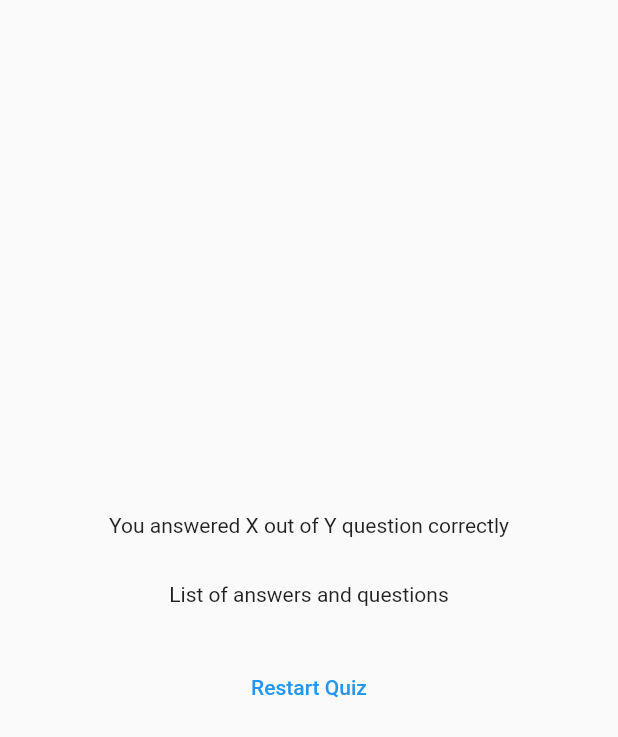
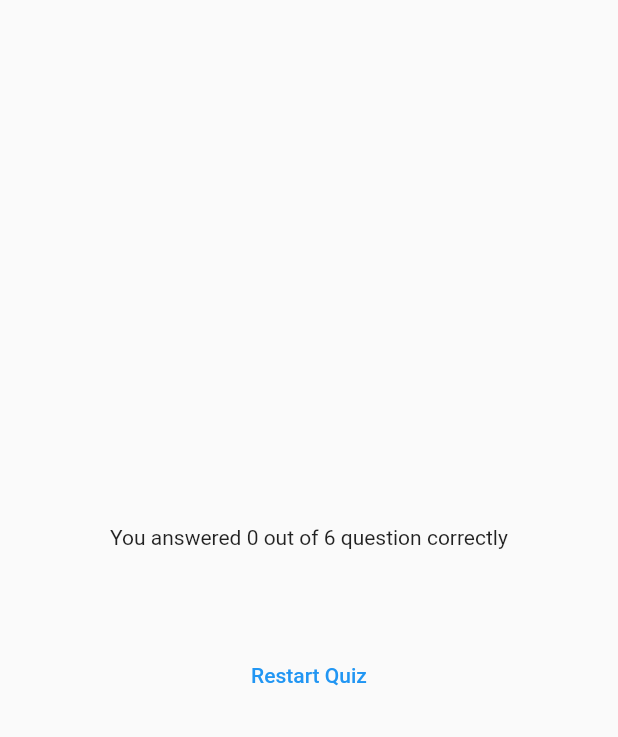
Before and after one commit to abdGhost/quiz_app_2, a Flutter app: the ResultsScreen widget shown alone on an empty page, opened directly with empty values, on a phone screen of 412 x 824 dp. Shown: the top 737 px of the screen. Run offline on Flutter 3.47's test engine with Material 2 defaults, Android fonts, the phone set to English and light mode, and no system bars; our stand-ins replace google_fonts.

Commit message:
chnaged in Result Summary screen

```diff
--- a/lib/quiz.dart
+++ b/lib/quiz.dart
@@ -32,7 +32,7 @@ class _QuizState extends State<Quiz> {
     selectedAsnwer.add(answer);
     if (selectedAsnwer.length == questions.length) {
       setState(() {
-        selectedAsnwer = [];
+        // selectedAsnwer = [];
         activeScreen = 'results-screen';
       });
     }
--- a/lib/results_screen.dart
+++ b/lib/results_screen.dart
@@ -1,5 +1,6 @@
 import 'package:flutter/material.dart';
 import 'package:quiz_app/data/questions.dart';
+import 'package:quiz_app/questions_summary_screen.dart';
 
 class ResultsScreen extends StatelessWidget {
   const ResultsScreen({
@@ -26,6 +27,11 @@ class ResultsScreen extends StatelessWidget {
 
   @override
   Widget build(BuildContext context) {
+    final summaryData = getSummaryData();
+    final numberOfTotalQuestions = questions.length;
+    final numberOfCurrentQuestions = summaryData.where((data) {
+      return data['user_chosen'] == data['correct_answer'];
+    }).length;
     return SizedBox(
       width: double.infinity,
       child: Container(
@@ -34,9 +40,10 @@ class ResultsScreen extends StatelessWidget {
           // crossAxisAlignment: CrossAxisAlignment.center,
           mainAxisAlignment: MainAxisAlignment.center,
           children: [
-            const Text('You answered X out of Y question correctly'),
+            Text(
+                'You answered $numberOfCurrentQuestions out of $numberOfTotalQuestions question correctly'),
             const SizedBox(height: 30),
-            const Text('List of answers and questions'),
+            QuestionsSummaryScreen(getSummaryData()),
             const SizedBox(height: 30),
             TextButton(
               onPressed: () {},
```
Also changed, not shown: lib/questions_summary_screen.dart (+11 -1 lines).
